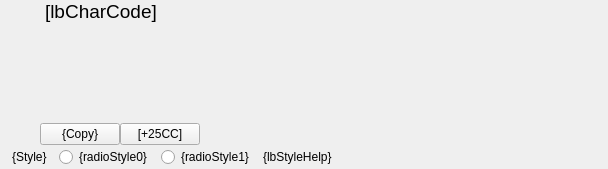
The window that Unicodia/WiShowcase.ui (Mercury13/unicodia) describes before a commit, drawn with Qt 5.
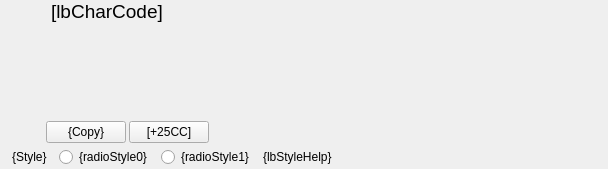
The same window after the commit. Custom widgets are drawn as their Qt base class.

Diff of the .ui file:
```diff
--- a/Unicodia/WiShowcase.ui
+++ b/Unicodia/WiShowcase.ui
@@ -31,6 +31,12 @@
    </property>
    <item>
     <layout class="QHBoxLayout" name="horizontalLayout_2" stretch="0,0,1">
+     <property name="spacing">
+      <number>3</number>
+     </property>
+     <property name="bottomMargin">
+      <number>2</number>
+     </property>
      <item>
       <widget class="WiSample" name="wiSample" native="true">
        <property name="minimumSize">
```
